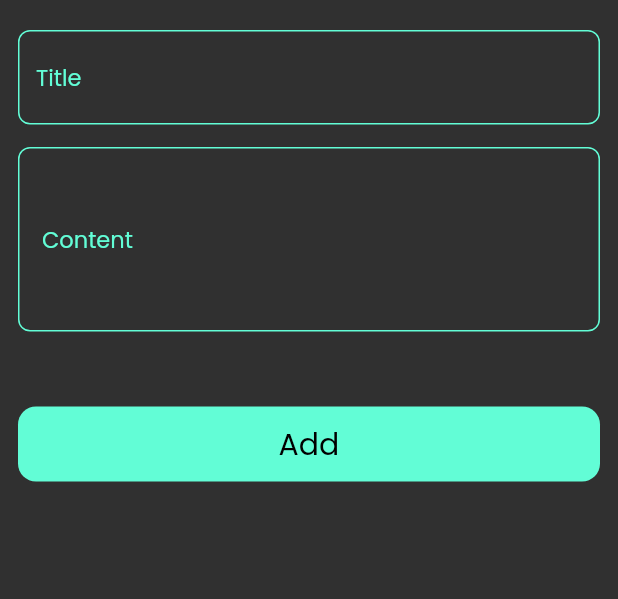
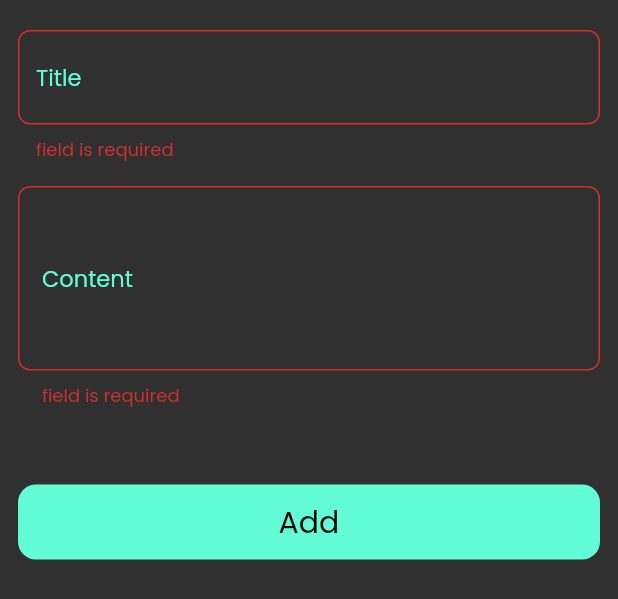
Before and after one commit to AhmedNasser24/Note_App, a Flutter app: the AddNoteBottomSheet widget shown alone on an empty page, opened directly, after a tap on "Add", on a phone screen of 412 x 824 dp. Shown: the top 599 px of the screen. Run offline on Flutter 3.47's test engine with Material 2 defaults, Android fonts, the phone set to English and light mode, and no system bars; our stand-ins replace gap, hive, hive_flutter; accounts and stored records are empty.

```diff
--- a/lib/views/note_view.dart
+++ b/lib/views/note_view.dart
@@ -1,8 +1,7 @@
 import 'package:flutter/material.dart';
-import 'package:gap/gap.dart';
 
-import '../widget/custom_button.dart';
-import '../widget/custom_text_form_field.dart';
+import '../widget/add_note_bottom_sheet.dart';
+
 import '../widget/note_app_body.dart';
 
 class NoteView extends StatelessWidget {
@@ -26,30 +25,3 @@ class NoteView extends StatelessWidget {
     );
   }
 }
-
-class AddNoteBottomSheet extends StatelessWidget {
-  const AddNoteBottomSheet({super.key});
-
-  @override
-  Widget build(BuildContext context) {
-    return Padding(
-      padding: const EdgeInsets.symmetric(horizontal: 12),
-      child: SingleChildScrollView(
-        child: Column(
-          children: [
-            const Gap(20),
-            CustomTextFormField(onChanged: (data) {}, hintText: 'Title'),
-            const Gap(15),
-            CustomTextFormField(onChanged: (data) {}, hintText: 'Content',
-            contentPadding: const EdgeInsets.symmetric(horizontal: 16 , vertical: 50),
-
-            ),
-            const Gap(50) ,
-            CustomButton(text: 'Add', onTap: (){} , textColor: Colors.black,) ,
-            const Gap(20),
-          ],
-        ),
-      ),
-    );
-  }
-}
--- /dev/null
+++ b/lib/widget/add_note_bottom_sheet.dart
@@ -0,0 +1,76 @@
+import 'package:flutter/material.dart';
+import 'package:gap/gap.dart';
+
+import 'custom_button.dart';
+import 'custom_text_form_field.dart';
+
+class AddNoteBottomSheet extends StatefulWidget {
+  const AddNoteBottomSheet({super.key});
+
+  @override
+  State<AddNoteBottomSheet> createState() => _AddNoteBottomSheetState();
+}
+
+class _AddNoteBottomSheetState extends State<AddNoteBottomSheet> {
+  final GlobalKey<FormState> formkey = GlobalKey();
+  String? title , subtitle ;
+  @override
+  Widget build(BuildContext context) {
+    return Padding(
+      padding: const EdgeInsets.symmetric(horizontal: 12),
+      child: Form(
+        key: formkey,
+        autovalidateMode: AutovalidateMode.always,
+        child: SingleChildScrollView(
+          child: Column(
+            children: [
+              const Gap(20),
+              CustomTextFormField(
+                hintText: 'Title',
+                onSaved: (value){
+                  title = value ;
+                },
+                validator: (value) {
+                  if (value?.isEmpty ?? true) {
+                    return 'field is required';
+                  } else {
+                    return null;
+                  }
+                },
+              ),
+              const Gap(15),
+              CustomTextFormField(
+                hintText: 'Content',
+                contentPadding:
+                    const EdgeInsets.symmetric(horizontal: 16, vertical: 50),
+                onSaved: (value) {
+                  subtitle = value ;
+                },
+                validator: (value) {
+                  if (value?.isEmpty ?? true) {
+                    return 'field is required';
+                  } else {
+                    return null;
+                  }
+                },
+              ),
+              const Gap(50),
+              CustomButton(
+                text: 'Add',
+                onTap: () {
+
+                  if ( formkey.currentState!.validate()){
+                    formkey.currentState!.save() ;
+                    print ( "$title , $subtitle") ;
+                  }
+                },
+                textColor: Colors.black,
+              ),
+              const Gap(20),
+            ],
+          ),
+        ),
+      ),
+    );
+  }
+}
--- a/lib/widget/custom_note_item.dart
+++ b/lib/widget/custom_note_item.dart
@@ -39,7 +39,7 @@ class NoteItem extends StatelessWidget {
                   )),
               subtitle: const Text(
                 'with Allah nothing is difficult',
-                style: TextStyle(fontSize: 20, color: Colors.black),
+                style: TextStyle(fontSize: 15, color: Colors.black),
               ),
             ),
             const Gap(15),
--- a/lib/widget/custom_text_form_field.dart
+++ b/lib/widget/custom_text_form_field.dart
@@ -2,44 +2,44 @@ import 'package:flutter/material.dart';
 
 import '../constant.dart';
 
-
-
-
 class CustomTextFormField extends StatelessWidget {
   const CustomTextFormField({
     super.key,
-    this.onChanged ,
+    this.onChanged,
     required this.hintText,
     this.validator,
     this.keyboardType,
     this.contentPadding,
-    this.maxLines
+    this.maxLines,
+    this.onSaved,
   });
-  final Function(String)? onChanged ;
+  final Function(String)? onChanged;
+  final void Function(String?)? onSaved;
   final String hintText;
-  final TextInputType? keyboardType ;
-  final String? Function(String?)? validator ;
-  final EdgeInsetsGeometry? contentPadding ;
-  final int? maxLines ;
+  final TextInputType? keyboardType;
+  final String? Function(String?)? validator;
+  final EdgeInsetsGeometry? contentPadding;
+  final int? maxLines;
   @override
   Widget build(BuildContext context) {
     return TextFormField(
-      validator: validator ,
+      validator: validator,
       keyboardType: TextInputType.datetime,
-      onChanged: onChanged ,
+      onChanged: onChanged,
+      onSaved: onSaved,
       maxLines: maxLines,
       decoration: InputDecoration(
         hintText: hintText,
         contentPadding: contentPadding,
-        hintStyle: const TextStyle(color: kPrimaryColor , fontSize: 15),
+        hintStyle: const TextStyle(color: kPrimaryColor, fontSize: 15),
         enabledBorder: OutlineInputBorder(
           borderSide: const BorderSide(color: kPrimaryColor),
           borderRadius: BorderRadius.circular(8),
         ),
-        focusedBorder:OutlineInputBorder(
+        focusedBorder: OutlineInputBorder(
           borderSide: const BorderSide(color: kPrimaryColor, width: 2),
           borderRadius: BorderRadius.circular(8),
-        ) ,
+        ),
         border: OutlineInputBorder(
           borderRadius: BorderRadius.circular(8),
         ),
```
